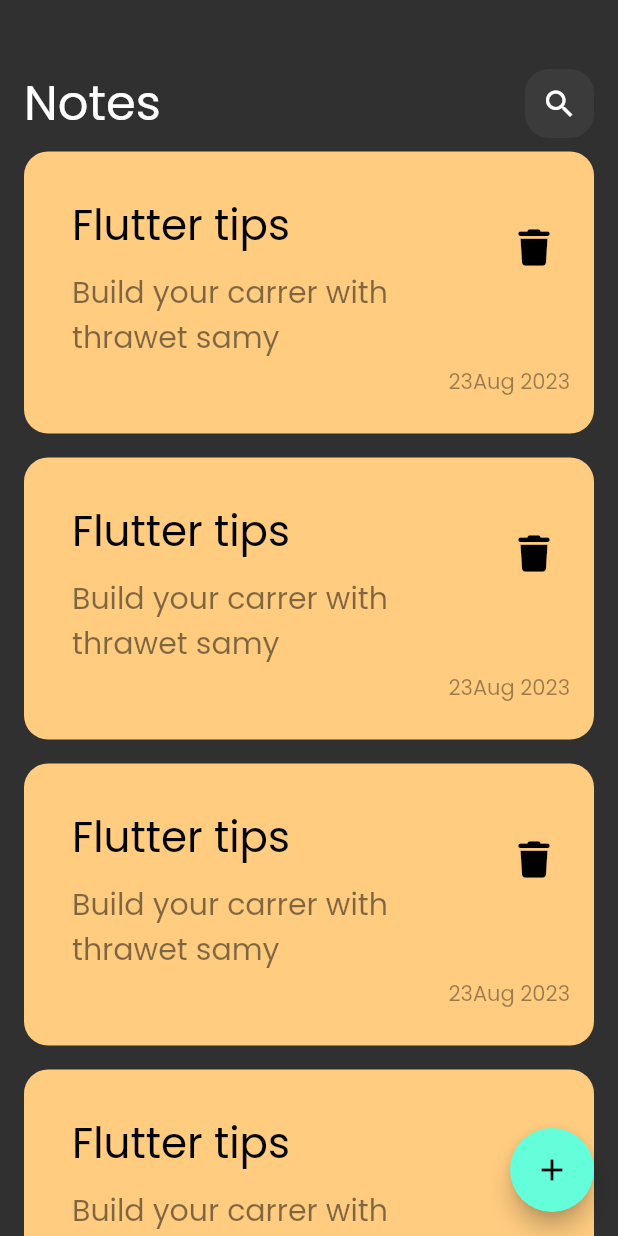
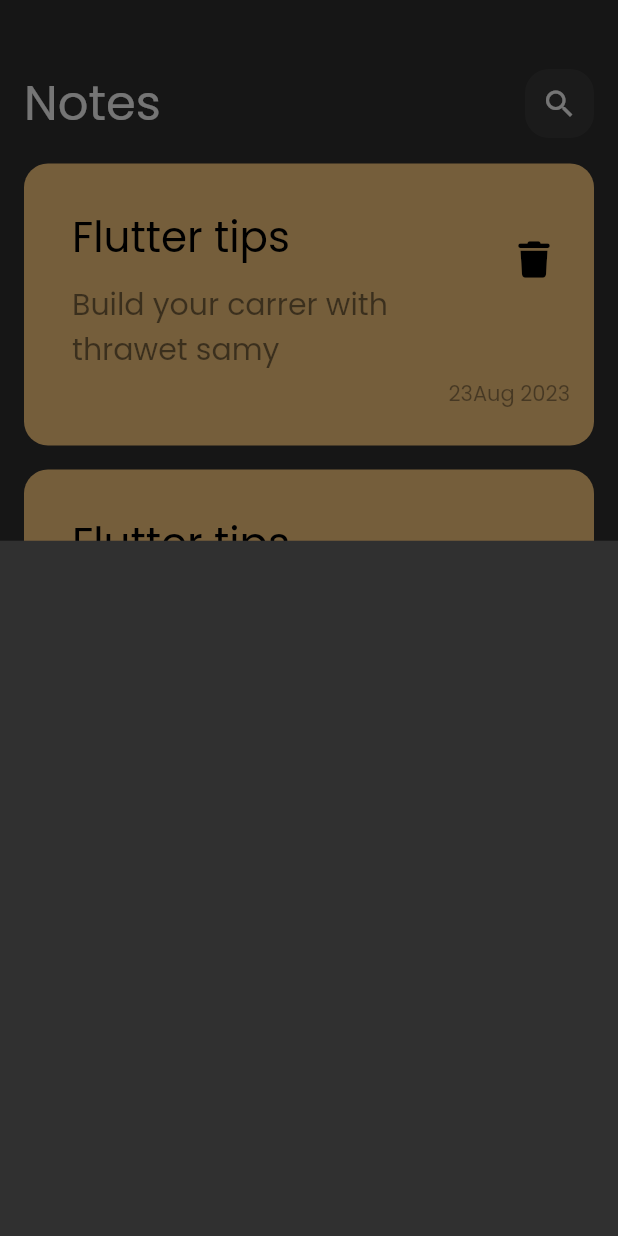
Before and after one commit to AbdallaSalah200/notes_app, a Flutter app: the screen it shows after launch, after a tap on the "add" icon, on a phone screen of 412 x 824 dp. Run offline on Flutter 3.47's test engine with Material 2 defaults, Android fonts, the phone set to English and light mode, and no system bars; our stand-ins replace font_awesome_flutter.

Commit message:
create show model bottom sheet

```diff
--- a/lib/views/notes_views.dart
+++ b/lib/views/notes_views.dart
@@ -1,5 +1,6 @@
 import 'package:flutter/material.dart';
 import '../widgets/notes_view_body.dart';
+import '../widgets/add_note_bottom_sheet.dart';
 import 'package:flutter/src/widgets/framework.dart';
 import 'package:flutter/src/widgets/placeholder.dart';
 
@@ -10,7 +11,12 @@ class NotesView extends StatelessWidget {
   @override
   Widget build(BuildContext context) {
     return Scaffold(
-      floatingActionButton: FloatingActionButton(onPressed: (){},child:const   Icon(Icons.add)),
+      floatingActionButton: FloatingActionButton(onPressed: (){
+    showModalBottomSheet(context: context, builder: (context){
+      return   const AddnotelBottomSheet();
+    });
+
+      },child:const   Icon(Icons.add)),
       body :const  NotesViewBody(
 
       ) ,
--- /dev/null
+++ b/lib/widgets/add_note_bottom_sheet.dart
@@ -0,0 +1,10 @@
+import 'package:flutter/material.dart';
+
+class AddnotelBottomSheet extends StatelessWidget {
+  const AddnotelBottomSheet({super.key});
+
+  @override
+  Widget build(BuildContext context) {
+    return Container();
+  }
+}
--- /dev/null
+++ b/lib/widgets/list_note_view.dart
@@ -0,0 +1,24 @@
+import 'custom_note_item.dart';
+import 'package:flutter/material.dart';
+
+
+class NoteListView extends StatelessWidget {
+  const NoteListView({super.key});
+
+  @override
+  Widget build(BuildContext context) {
+    return Padding(
+      padding: const EdgeInsets.symmetric(vertical: 8.0),
+      child: ListView.builder(
+
+        padding:  EdgeInsets.zero,
+        itemBuilder: (context,index){
+
+        return  const Padding(
+          padding:  EdgeInsets.symmetric(vertical:8.0),
+          child: NoteItem(),
+        );
+      } ,),
+    );
+  }
+}
--- a/lib/widgets/notes_view_body.dart
+++ b/lib/widgets/notes_view_body.dart
@@ -1,7 +1,9 @@
 import 'custom_app_bar.dart';
 import 'package:flutter/material.dart';
+import 'package:note_app/widgets/list_note_view.dart';
 import 'package:note_app/widgets/custom_note_item.dart';
 import 'package:font_awesome_flutter/font_awesome_flutter.dart';
+
 
 
 
@@ -23,17 +25,3 @@ class NotesViewBody extends StatelessWidget {
     );
   }
 }
-class NoteListView extends StatelessWidget {
-  const NoteListView({super.key});
-
-  @override
-  Widget build(BuildContext context) {
-    return ListView.builder(itemBuilder: (context,index){
-
-      return  const Padding(
-        padding:  EdgeInsets.symmetric(vertical:8.0),
-        child: NoteItem(),
-      );
-    } ,);
-  }
-}
```
